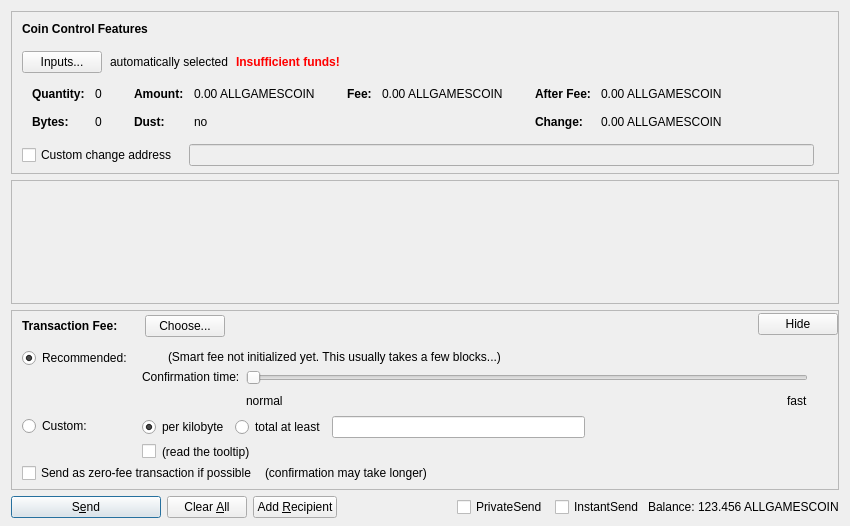
NaAlSi3O8/dash, file src/qt/forms/sendcoinsdialog.ui: the form before one commit.
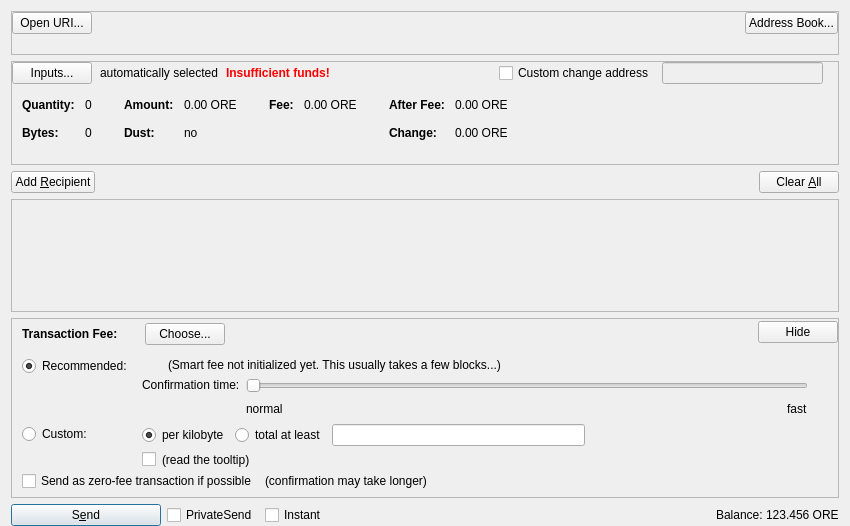
The form after the commit. Custom widgets are drawn as their Qt base class.

What changed in the file:
```diff
--- a/src/qt/forms/sendcoinsdialog.ui
+++ b/src/qt/forms/sendcoinsdialog.ui
@@ -13,10 +13,82 @@
   <property name="windowTitle">
    <string>Send Coins</string>
   </property>
-  <layout class="QVBoxLayout" name="verticalLayout" stretch="0,1,0,0">
+		<layout class="QVBoxLayout" name="verticalLayout" stretch="0,0,0,1,0,0">
    <property name="bottomMargin">
-    <number>8</number>
-   </property>
+				<number>0</number>
+			</property>
+			<item>
+				<widget class="QFrame" name="frameSendTopButton">
+					<property name="sizePolicy">
+						<sizepolicy hsizetype="Expanding" vsizetype="Expanding">
+							<horstretch>0</horstretch>
+							<verstretch>0</verstretch>
+						</sizepolicy>
+					</property>
+					<property name="frameShape">
+						<enum>QFrame::StyledPanel</enum>
+					</property>
+					<property name="frameShadow">
+						<enum>QFrame::Sunken</enum>
+					</property>
+					<layout class="QHBoxLayout" name="topSendButtons">
+                        <property name="leftMargin">
+                            <number>0</number>
+                        </property>
+                        <property name="topMargin">
+                            <number>0</number>
+                        </property>
+                        <property name="rightMargin">
+                            <number>0</number>
+                        </property>
+                        <property name="bottomMargin">
+                            <number>20</number>
+                        </property>
+						<item>
+							<widget class="QPushButton" name="openURIButton">
+								<property name="toolTip">
+									<string>Open a payment request.</string>
+								</property>
+								<property name="text">
+									<string>Open URI...</string>
+								</property>
+								<property name="autoDefault">
+									<bool>false</bool>
+								</property>
+								<property name="default">
+									<bool>true</bool>
+								</property>
+							</widget>
+						</item>
+                        <item>
+                            <spacer name="horizontalSpacerWalletSecruity">
+                                <property name="orientation">
+                                    <enum>Qt::Horizontal</enum>
+                                </property>
+                                <property name="sizeHint" stdset="0">
+                                    <size>
+                                        <width>40</width>
+                                        <height>1</height>
+                                    </size>
+                                </property>
+                            </spacer>
+                        </item>
+						<item>
+							<widget class="QPushButton" name="sendingAddressesButton">
+								<property name="toolTip">
+									<string>Clear all fields of the form.</string>
+								</property>
+								<property name="text">
+									<string>Address Book...</string>
+								</property>
+								<property name="autoDefault">
+									<bool>false</bool>
+								</property>
+							</widget>
+						</item>
+					</layout>
+				</widget>
+			</item>
    <item>
     <widget class="QFrame" name="frameCoinControl">
      <property name="sizePolicy">
@@ -51,48 +123,14 @@
        <number>0</number>
       </property>
       <property name="bottomMargin">
-       <number>6</number>
+							<number>8</number>
       </property>
       <item>
        <layout class="QVBoxLayout" name="verticalLayoutCoinControl" stretch="0,0,0,0,1">
         <property name="spacing">
          <number>0</number>
         </property>
-        <property name="leftMargin">
-         <number>10</number>
-        </property>
-        <property name="topMargin">
-         <number>10</number>
-        </property>
-        <item>
-         <layout class="QHBoxLayout" name="horizontalLayoutCoinControl1">
-          <property name="bottomMargin">
-           <number>15</number>
-          </property>
-          <item>
-           <widget class="QLabel" name="labelCoinControlFeatures">
-            <property name="sizePolicy">
-             <sizepolicy hsizetype="Preferred" vsizetype="Maximum">
-              <horstretch>0</horstretch>
-              <verstretch>0</verstretch>
-             </sizepolicy>
-            </property>
-            <property name="font">
-             <font>
-              <weight>75</weight>
-              <bold>true</bold>
-             </font>
-            </property>
-            <property name="styleSheet">
-             <string notr="true">font-weight:bold;</string>
-            </property>
-            <property name="text">
-             <string>Coin Control Features</string>
-            </property>
-           </widget>
-          </item>
-         </layout>
-        </item>
+								
         <item>
          <layout class="QHBoxLayout" name="horizontalLayoutCoinControl2" stretch="0,0,0,0">
           <property name="spacing">
@@ -156,6 +194,51 @@
             </property>
            </spacer>
           </item>
+                                        	<item>
+											<widget class="QCheckBox" name="checkBoxCoinControlChange">
+												<property name="toolTip">
+													<string>If this is activated, but the change address is empty or invalid, change will be sent to a newly generated address.</string>
+												</property>
+												<property name="text">
+													<string>Custom change address</string>
+												</property>
+											</widget>
+										</item>
+										<item>
+											<widget class="QValidatedLineEdit" name="lineEditCoinControlChange">
+												<property name="enabled">
+													<bool>false</bool>
+												</property>
+												<property name="sizePolicy">
+													<sizepolicy hsizetype="Expanding" vsizetype="Fixed">
+														<horstretch>0</horstretch>
+														<verstretch>0</verstretch>
+													</sizepolicy>
+												</property>
+											</widget>
+										</item>
+										<item>
+											<widget class="QLabel" name="labelCoinControlChangeLabel">
+												<property name="sizePolicy">
+													<sizepolicy hsizetype="Preferred" vsizetype="Expanding">
+														<horstretch>0</horstretch>
+														<verstretch>0</verstretch>
+													</sizepolicy>
+												</property>
+												<property name="minimumSize">
+													<size>
+														<width>0</width>
+														<height>0</height>
+													</size>
+												</property>
+												<property name="text">
+													<string/>
+												</property>
+												<property name="margin">
+													<number>3</number>
+												</property>
+											</widget>
+										</item>
          </layout>
         </item>
         <item>
@@ -324,7 +407,7 @@
                   <enum>Qt::ActionsContextMenu</enum>
                  </property>
                  <property name="text">
-                  <string notr="true">0.00 ALLGAMESCOIN</string>
+																		<string notr="true">0.00 ORE</string>
                  </property>
                  <property name="textInteractionFlags">
                   <set>Qt::LinksAccessibleByMouse|Qt::TextSelectableByKeyboard|Qt::TextSelectableByMouse</set>
@@ -404,7 +487,7 @@
                   <enum>Qt::ActionsContextMenu</enum>
                  </property>
                  <property name="text">
-                  <string notr="true">0.00 ALLGAMESCOIN</string>
+																		<string notr="true">0.00 ORE</string>
                  </property>
                  <property name="textInteractionFlags">
                   <set>Qt::LinksAccessibleByMouse|Qt::TextSelectableByKeyboard|Qt::TextSelectableByMouse</set>
@@ -455,7 +538,7 @@
                   <enum>Qt::ActionsContextMenu</enum>
                  </property>
                  <property name="text">
-                  <string notr="true">0.00 ALLGAMESCOIN</string>
+																		<string notr="true">0.00 ORE</string>
                  </property>
                  <property name="textInteractionFlags">
                   <set>Qt::LinksAccessibleByMouse|Qt::TextSelectableByKeyboard|Qt::TextSelectableByMouse</set>
@@ -484,7 +567,7 @@
                   <enum>Qt::ActionsContextMenu</enum>
                  </property>
                  <property name="text">
-                  <string notr="true">0.00 ALLGAMESCOIN</string>
+																		<string notr="true">0.00 ORE</string>
                  </property>
                  <property name="textInteractionFlags">
                   <set>Qt::LinksAccessibleByMouse|Qt::TextSelectableByKeyboard|Qt::TextSelectableByMouse</set>
@@ -512,51 +595,7 @@
           <property name="rightMargin">
            <number>5</number>
           </property>
-          <item>
-           <widget class="QCheckBox" name="checkBoxCoinControlChange">
-            <property name="toolTip">
-             <string>If this is activated, but the change address is empty or invalid, change will be sent to a newly generated address.</string>
-            </property>
-            <property name="text">
-             <string>Custom change address</string>
-            </property>
-           </widget>
-          </item>
-          <item>
-           <widget class="QValidatedLineEdit" name="lineEditCoinControlChange">
-            <property name="enabled">
-             <bool>false</bool>
-            </property>
-            <property name="sizePolicy">
-             <sizepolicy hsizetype="Expanding" vsizetype="Fixed">
-              <horstretch>0</horstretch>
-              <verstretch>0</verstretch>
-             </sizepolicy>
-            </property>
-           </widget>
-          </item>
-          <item>
-           <widget class="QLabel" name="labelCoinControlChangeLabel">
-            <property name="sizePolicy">
-             <sizepolicy hsizetype="Preferred" vsizetype="Expanding">
-              <horstretch>0</horstretch>
-              <verstretch>0</verstretch>
-             </sizepolicy>
-            </property>
-            <property name="minimumSize">
-             <size>
-              <width>0</width>
-              <height>0</height>
-             </size>
-            </property>
-            <property name="text">
-             <string/>
-            </property>
-            <property name="margin">
-             <number>3</number>
-            </property>
-           </widget>
-          </item>
+									
          </layout>
         </item>
         <item>
@@ -577,6 +616,55 @@
      </layout>
     </widget>
    </item>
+            <item>
+                <layout class="QHBoxLayout">
+                    <item>
+                        <widget class="QPushButton" name="addButton">
+                            <property name="toolTip">
+                                <string>Send to multiple recipients at once</string>
+                            </property>
+                            <property name="text">
+                                <string>Add &amp;Recipient</string>
+                            </property>
+                            <property name="autoDefault">
+                                <bool>false</bool>
+                            </property>
+                        </widget>
+                    </item>
+                    <item>
+						<spacer name="horizontalSpacer">
+							<property name="orientation">
+								<enum>Qt::Horizontal</enum>
+							</property>
+							<property name="sizeHint" stdset="0">
+								<size>
+									<width>40</width>
+									<height>20</height>
+								</size>
+							</property>
+						</spacer>
+					</item>
+                    <item>
+                        <widget class="QPushButton" name="clearButton">
+                            <property name="sizePolicy">
+                                <sizepolicy hsizetype="Minimum" vsizetype="Fixed">
+                                    <horstretch>0</horstretch>
+                                    <verstretch>0</verstretch>
+                                </sizepolicy>
+                            </property>
+                            <property name="toolTip">
+                                <string>Clear all fields of the form.</string>
+                            </property>
+                            <property name="text">
+                                <string>Clear &amp;All</string>
+                            </property>
+                            <property name="autoDefault">
+                                <bool>false</bool>
+                            </property>
+                        </widget>
+                    </item>
+                </layout>
+            </item>
    <item>
     <widget class="QScrollArea" name="scrollArea">
      <property name="widgetResizable">
@@ -1214,6 +1302,18 @@
    </item>
    <item>
     <layout class="QHBoxLayout" name="horizontalLayout">
+                    <property name="leftMargin">
+                        <number>0</number>
+                    </property>
+                    <property name="topMargin">
+                        <number>0</number>
+                    </property>
+                    <property name="rightMargin">
+                        <number>0</number>
+                    </property>
+                    <property name="bottomMargin">
+                        <number>0</number>
+                    </property>
      <item>
       <widget class="QPushButton" name="sendButton">
        <property name="minimumSize">
@@ -1236,51 +1336,6 @@
        </property>
       </widget>
      </item>
-     <item>
-      <widget class="QPushButton" name="clearButton">
-       <property name="sizePolicy">
-        <sizepolicy hsizetype="Minimum" vsizetype="Fixed">
-         <horstretch>0</horstretch>
-         <verstretch>0</verstretch>
-        </sizepolicy>
-       </property>
-       <property name="toolTip">
-        <string>Clear all fields of the form.</string>
-       </property>
-       <property name="text">
-        <string>Clear &amp;All</string>
-       </property>
-       <property name="autoDefault">
-        <bool>false</bool>
-       </property>
-      </widget>
-     </item>
-     <item>
-      <widget class="QPushButton" name="addButton">
-       <property name="toolTip">
-        <string>Send to multiple recipients at once</string>
-       </property>
-       <property name="text">
-        <string>Add &amp;Recipient</string>
-       </property>
-       <property name="autoDefault">
-        <bool>false</bool>
-       </property>
-      </widget>
-     </item>
-     <item>
-      <spacer name="horizontalSpacer">
-       <property name="orientation">
-        <enum>Qt::Horizontal</enum>
-       </property>
-       <property name="sizeHint" stdset="0">
-        <size>
-         <width>40</width>
-         <height>20</height>
-        </size>
-       </property>
-      </spacer>
-     </item>
      <item>
       <layout class="QHBoxLayout" name="horizontalLayout_2">
        <property name="spacing">
@@ -1314,10 +1369,30 @@
           </size>
          </property>
          <property name="text">
-          <string>InstantSend</string>
+										<string>Instant</string>
          </property>
         </widget>
        </item>
+                        </layout>
+                    </item>
+					<item>
+						<spacer name="horizontalSpacer">
+							<property name="orientation">
+								<enum>Qt::Horizontal</enum>
+							</property>
+							<property name="sizeHint" stdset="0">
+								<size>
+									<width>40</width>
+									<height>20</height>
+								</size>
+							</property>
+						</spacer>
+					</item>
+					<item>
+						<layout class="QHBoxLayout" name="horizontalLayout_2">
+							<property name="spacing">
+								<number>3</number>
+							</property>
        <item>
         <widget class="QLabel" name="label">
          <property name="text">
@@ -1337,7 +1412,7 @@
           <cursorShape>IBeamCursor</cursorShape>
          </property>
          <property name="text">
-          <string notr="true">123.456 ALLGAMESCOIN</string>
+										<string notr="true">123.456 ORE</string>
          </property>
          <property name="textInteractionFlags">
           <set>Qt::LinksAccessibleByMouse|Qt::TextSelectableByKeyboard|Qt::TextSelectableByMouse</set>
```
Left out of the diff: 4 changed lines with no effect on the pictures. Lines whose indentation alone changed are shown as unchanged.
